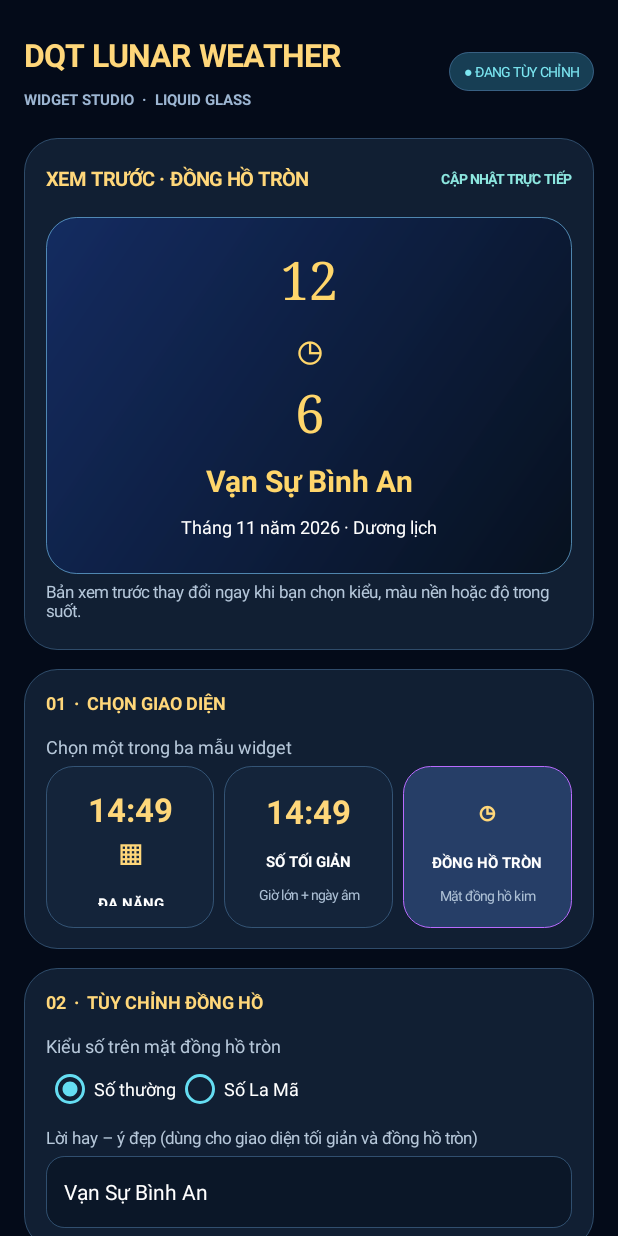
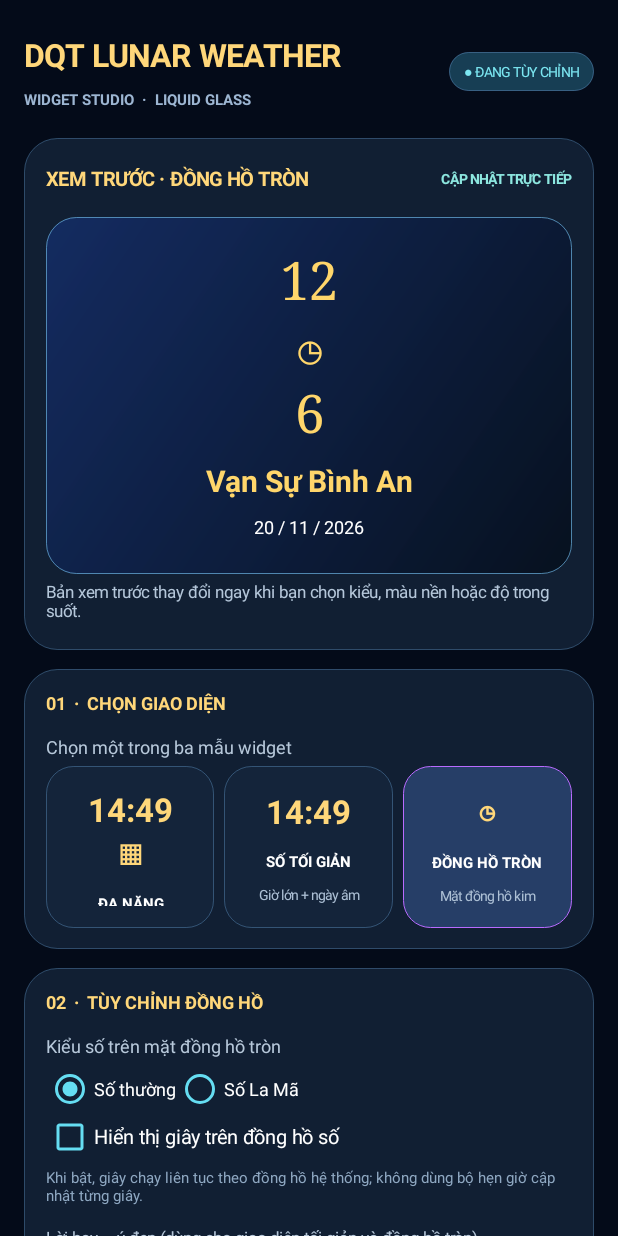
Before and after one commit to quocthanhjs/widget, an Android app: the screen it shows after launch (SettingsActivity), after a tap on an icon or button, on a phone screen of 412 x 824 dp. Run offline under Robolectric (Android 15) with nearby library versions, the phone set to English and light mode, and no system bars; 2 other taps on this screen came first.

Commit message:
Add files via upload

```diff
--- a/app/src/main/java/vn/dqt/lunarweather/SettingsActivity.kt
+++ b/app/src/main/java/vn/dqt/lunarweather/SettingsActivity.kt
@@ -24,6 +24,7 @@ class SettingsActivity : Activity() {
     private var selectedColor = 0
     private var opacityValue = 88
     private var romanNumbers = false
+    private var showSeconds = false
     private var refreshMinutes = 30
     private lateinit var previewCard: LinearLayout
     private lateinit var previewHeading: TextView
@@ -45,6 +46,7 @@ class SettingsActivity : Activity() {
         selectedColor = palette.indexOf(prefs.getInt("background_color", palette[0])).let { if (it < 0) 0 else it }
         opacityValue = prefs.getInt("background_alpha", 88).coerceIn(0, 100)
         romanNumbers = prefs.getBoolean("roman", false)
+        showSeconds = prefs.getBoolean("show_seconds", false)
         refreshMinutes = prefs.getInt("refresh_minutes", 30)
 
         val scroll = ScrollView(this).apply {
@@ -142,6 +144,19 @@ class SettingsActivity : Activity() {
         romanGroup.addView(roman)
         romanGroup.check(if (romanNumbers) 102 else 101)
         clockPanel.addView(romanGroup)
+        val secondsToggle = CheckBox(this).apply {
+            text = "Hiển thị giây trên đồng hồ số"
+            setTextColor(Color.WHITE)
+            textSize = 13f
+            buttonTintList = android.content.res.ColorStateList.valueOf(0xFF65DDF2.toInt())
+            isChecked = showSeconds
+            setOnCheckedChangeListener { _, checked ->
+                showSeconds = checked
+                updatePreview()
+            }
+        }
+        clockPanel.addView(secondsToggle)
+        clockPanel.addView(label("Khi bật, giây chạy liên tục theo đồng hồ hệ thống; không dùng bộ hẹn giờ cập nhật từng giây.", 10f, 0xFF8FA8C2.toInt()))
         clockPanel.addView(space(5))
         clockPanel.addView(label("Lời hay – ý đẹp (dùng cho giao diện tối giản và đồng hồ tròn)", 11f, 0xFFB7C8DA.toInt()))
         phraseInput = EditText(this).apply {
@@ -210,6 +225,7 @@ class SettingsActivity : Activity() {
             prefs.edit()
                 .putInt("design", selectedDesign)
                 .putBoolean("roman", romanGroup.checkedRadioButtonId == 102)
+                .putBoolean("show_seconds", showSeconds)
                 .putString("phrase", phraseInput.text.toString())
                 .putInt("refresh_minutes", intArrayOf(15, 30, 60, 180)[intervalSpinner.selectedItemPosition])
                 .putInt("background_color", palette[selectedColor])
@@ -276,7 +292,7 @@ class SettingsActivity : Activity() {
         previewHeading.text = arrayOf("XEM TRƯỚC · ĐA NĂNG", "XEM TRƯỚC · SỐ TỐI GIẢN", "XEM TRƯỚC · ĐỒNG HỒ TRÒN")[selectedDesign]
         when (selectedDesign) {
             0 -> {
-                previewCard.addView(label("14:49", 43f, white, true).apply { gravity = Gravity.CENTER })
+                previewCard.addView(label(if (showSeconds) "14:49:26" else "14:49", 43f, white, true).apply { gravity = Gravity.CENTER })
                 previewCard.addView(label("Thứ Sáu · 20 tháng 11, 2026", 12f, 0xFFDCE8F5.toInt()).apply { gravity = Gravity.CENTER })
                 previewCard.addView(label("Ngày 12 tháng 10 âm lịch", 13f, gold, true).apply {
                     gravity = Gravity.CENTER
@@ -284,13 +300,13 @@ class SettingsActivity : Activity() {
                     setPadding(dp(14), dp(5), dp(14), dp(5))
                 })
                 previewCard.addView(label("☀   28°C   Trời quang   ·   Bạc Liêu", 13f, white, true).apply { gravity = Gravity.CENTER })
-                previewCard.addView(label("THÁNG 11, 2026     T2   T3   T4   T5   T6   T7   CN\n                         16   17   18   19   20   21   22", 9f, 0xFFDCEBFA.toInt()).apply {
+                previewCard.addView(label("THÁNG 11, 2026\nT2  T3  T4  T5  T6  T7  CN\n                         16  17  18  19  20  21  22", 9f, 0xFFDCEBFA.toInt()).apply {
                     gravity = Gravity.CENTER
                     typeface = Typeface.MONOSPACE
                 })
             }
             1 -> {
-                previewCard.addView(label("14:49", 62f, white, true).apply { gravity = Gravity.CENTER })
+                previewCard.addView(label(if (showSeconds) "14:49:26" else "14:49", 62f, white, true).apply { gravity = Gravity.CENTER })
                 previewCard.addView(label("THỨ SÁU  ·  20 THÁNG 11, 2026", 11f, 0xFFE4EDF8.toInt(), true).apply { gravity = Gravity.CENTER })
                 previewCard.addView(label("Ngày 12 tháng 10 âm lịch", 13f, gold, true).apply { gravity = Gravity.CENTER })
                 previewCard.addView(label("☀  28°C  ·  Trời quang", 14f, white).apply { gravity = Gravity.CENTER })
@@ -303,8 +319,8 @@ class SettingsActivity : Activity() {
                 }
                 previewCard.addView(clock)
                 previewCard.addView(label(phrase, 20f, gold, true).apply { gravity = Gravity.CENTER })
-                previewCard.addView(label("Tháng 11 năm 2026 · Dương lịch", 12f, white).apply { gravity = Gravity.CENTER })
-                previewCard.addView(label("Tháng 10 năm Bính Ngọ · Âm lịch", 12f, 0xFFFFE9A6.toInt()).apply { gravity = Gravity.CENTER })
+                previewCard.addView(label("20 / 11 / 2026", 12f, white).apply { gravity = Gravity.CENTER })
+                previewCard.addView(label("12 / 10 / 2026", 12f, 0xFFFFE9A6.toInt()).apply { gravity = Gravity.CENTER })
                 previewCard.addView(label("☀  28°C  ·  Trời quang  ·  Bạc Liêu", 12f, white).apply { gravity = Gravity.CENTER })
             }
         }
```
Also changed, not shown: app/src/main/java/vn/dqt/lunarweather/WidgetUpdater.kt (+12 -4 lines).
